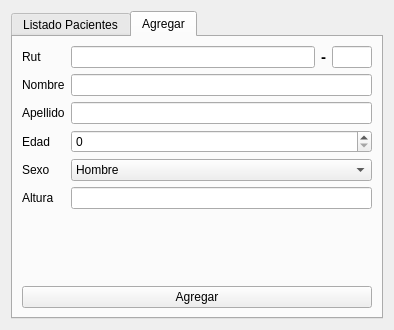
Qt form sql.ui (hectorda/Bio-Feedback) before a commit.
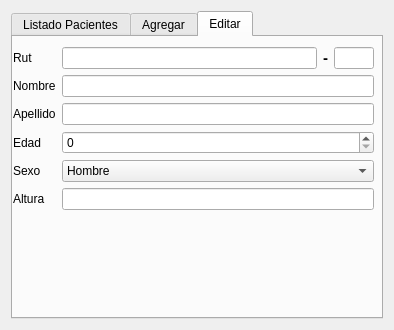
The same form after that commit. Icons and pictures are not drawn.

Commit message:
Agregado Eliminar y Editar
Editar aun faltan cosas

Patch:
```diff
--- a/sql.ui
+++ b/sql.ui
@@ -21,7 +21,7 @@
    <item>
     <widget class="QTabWidget" name="tabWidget">
      <property name="currentIndex">
-      <number>1</number>
+      <number>2</number>
      </property>
      <widget class="QWidget" name="tab_tablaPacientes">
       <attribute name="title">
@@ -164,6 +164,129 @@
        </item>
       </layout>
      </widget>
+     <widget class="QWidget" name="tabEditarPaciente">
+      <attribute name="title">
+       <string>Editar</string>
+      </attribute>
+      <widget class="QWidget" name="layoutWidget">
+       <property name="geometry">
+        <rect>
+         <x>0</x>
+         <y>10</y>
+         <width>361</width>
+         <height>261</height>
+        </rect>
+       </property>
+       <layout class="QFormLayout" name="formLayout_2">
+        <item row="0" column="0">
+         <widget class="QLabel" name="label_8">
+          <property name="text">
+           <string>Rut</string>
+          </property>
+         </widget>
+        </item>
+        <item row="1" column="0">
+         <widget class="QLabel" name="label_9">
+          <property name="text">
+           <string>Nombre</string>
+          </property>
+         </widget>
+        </item>
+        <item row="1" column="1">
+         <widget class="QLineEdit" name="lineEditNombre_2"/>
+        </item>
+        <item row="2" column="0">
+         <widget class="QLabel" name="label_10">
+          <property name="text">
+           <string>Apellido</string>
+          </property>
+         </widget>
+        </item>
+        <item row="2" column="1">
+         <widget class="QLineEdit" name="lineEditApellido_2"/>
+        </item>
+        <item row="3" column="0">
+         <widget class="QLabel" name="label_11">
+          <property name="text">
+           <string>Edad</string>
+          </property>
+         </widget>
+        </item>
+        <item row="3" column="1">
+         <widget class="QSpinBox" name="spinBoxEdad_2"/>
+        </item>
+        <item row="4" column="0">
+         <widget class="QLabel" name="label_12">
+          <property name="text">
+           <string>Sexo</string>
+          </property>
+         </widget>
+        </item>
+        <item row="4" column="1">
+         <widget class="QComboBox" name="comboBox_2">
+          <item>
+           <property name="text">
+            <string>Hombre</string>
+           </property>
+          </item>
+          <item>
+           <property name="text">
+            <string>Mujer</string>
+           </property>
+          </item>
+         </widget>
+        </item>
+        <item row="5" column="0">
+         <widget class="QLabel" name="label_13">
+          <property name="text">
+           <string>Altura</string>
+          </property>
+         </widget>
+        </item>
+        <item row="5" column="1">
+         <widget class="QLineEdit" name="lineEditAltura_2"/>
+        </item>
+        <item row="0" column="1">
+         <layout class="QHBoxLayout" name="horizontalLayout_3">
+          <item>
+           <widget class="QLineEdit" name="lineEditRut_2">
+            <property name="readOnly">
+             <bool>true</bool>
+            </property>
+           </widget>
+          </item>
+          <item>
+           <widget class="QLabel" name="label_14">
+            <property name="font">
+             <font>
+              <pointsize>11</pointsize>
+              <weight>75</weight>
+              <bold>true</bold>
+             </font>
+            </property>
+            <property name="text">
+             <string>-</string>
+            </property>
+           </widget>
+          </item>
+          <item>
+           <widget class="QLineEdit" name="lineEditdigitoVerificador_2">
+            <property name="maximumSize">
+             <size>
+              <width>40</width>
+              <height>16777215</height>
+             </size>
+            </property>
+            <property name="readOnly">
+             <bool>true</bool>
+            </property>
+           </widget>
+          </item>
+         </layout>
+        </item>
+       </layout>
+      </widget>
+     </widget>
     </widget>
    </item>
   </layout>
```
Left out of the diff: 33 changed lines with no effect on the pictures. The commit also changes 2 other files.
